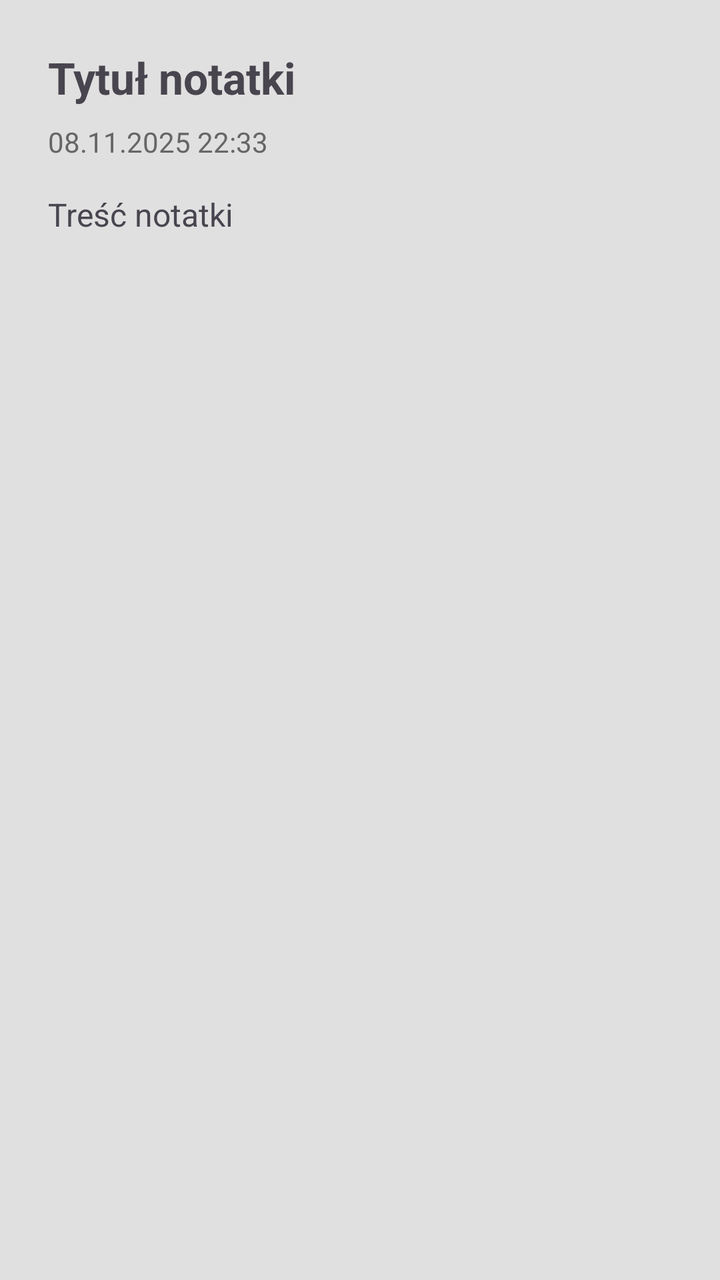
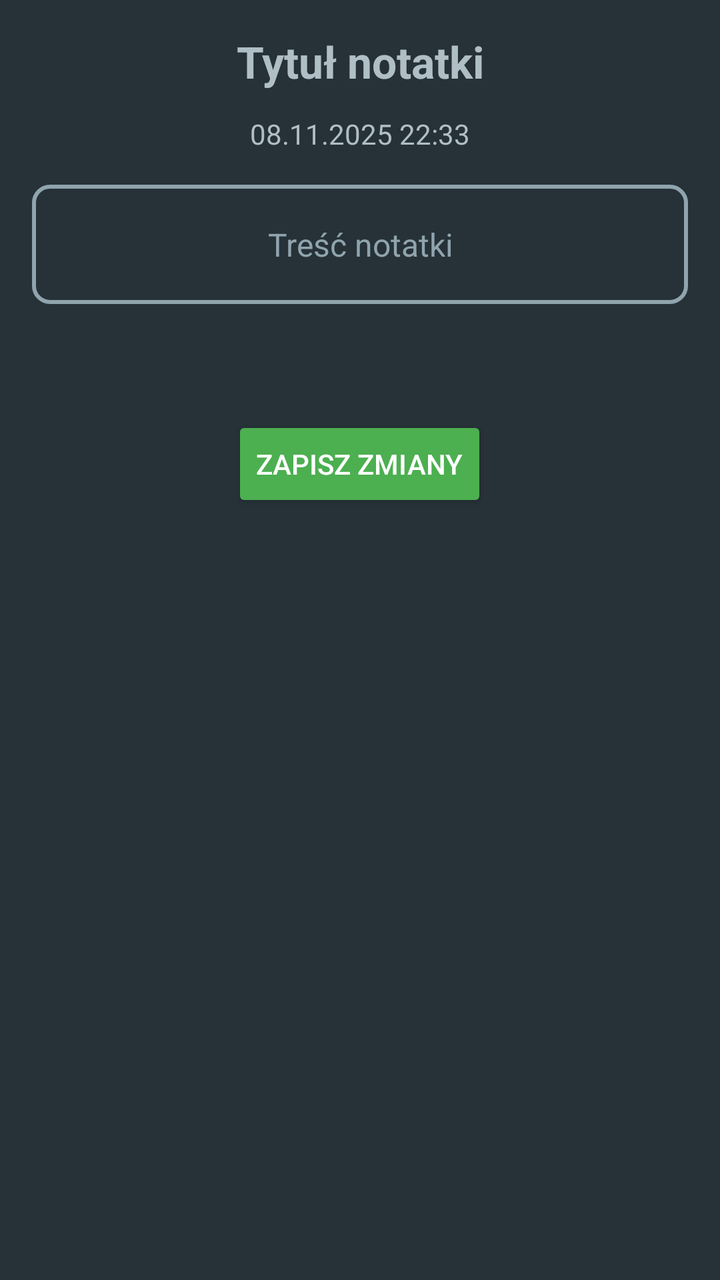

Before-and-after screenshots of an Android layout around one commit, followed by the original layout XML and the change that was made.
<!-- AndroidManifest.xml: application theme Theme.GigaNotatnik -->
<!-- res/layout/activity_note_detail.xml -->
<ScrollView xmlns:android="http://schemas.android.com/apk/res/android"
    android:layout_width="match_parent"
    android:layout_height="match_parent"
    android:padding="24dp">

    <LinearLayout
        android:layout_width="match_parent"
        android:layout_height="wrap_content"
        android:orientation="vertical">

        <TextView
            android:id="@+id/noteTitle"
            android:layout_width="match_parent"
            android:layout_height="wrap_content"
            android:text="Tytuł notatki"
            android:textSize="22sp"
            android:textStyle="bold"
            android:layout_marginBottom="8dp" />

        <TextView
            android:id="@+id/noteTimestamp"
            android:layout_width="match_parent"
            android:layout_height="wrap_content"
            android:text="08.11.2025 22:33"
            android:textSize="14sp"
            android:textColor="#666666"
            android:layout_marginBottom="16dp" />

        <TextView
            android:id="@+id/noteContent"
            android:layout_width="match_parent"
            android:layout_height="wrap_content"
            android:text="Treść notatki"
            android:textSize="16sp"
            android:layout_marginBottom="24dp" />

        <Button
            android:id="@+id/btnPlayAudio"
            android:layout_width="wrap_content"
            android:layout_height="wrap_content"
            android:text="Odtwórz audio"
            android:layout_marginBottom="16dp"
            android:visibility="gone" />

        <Button
            android:id="@+id/btnOpenLocation"
            android:layout_width="wrap_content"
            android:layout_height="wrap_content"
            android:text="Pokaż lokalizację"
            android:visibility="gone" />
    </LinearLayout>
</ScrollView>
<!-- resources referenced by this layout -->
<resources>
  <style name="Theme.GigaNotatnik" parent="Theme.Material3.Light.NoActionBar">
          <item name="android:windowBackground">@color/background_light</item>
          <item name="colorPrimary">@color/primary_light</item>
          <item name="colorSecondary">@color/primary_teal_light</item>
          <item name="colorOnPrimary">@color/text_on_button_light</item>
          <item name="colorSurface">@color/surface_light</item>
          <item name="colorOnSurface">@color/text_primary_light</item>
      </style>
  <color name="background_light">#E0E0E0</color>
  <color name="primary_light">#3A7F74</color>
  <color name="primary_teal_light">#2F6F63</color>
  <color name="text_on_button_light">#FFFFFF</color>
  <color name="surface_light">#D6D6D6</color>
  <color name="text_primary_light">#111111</color>
</resources>

<!-- the commit's change to res/layout/activity_note_detail.xml (unified diff, before → after) -->
@@ -1,52 +1,90 @@
+<?xml version="1.0" encoding="utf-8"?>
 <ScrollView xmlns:android="http://schemas.android.com/apk/res/android"
     android:layout_width="match_parent"
     android:layout_height="match_parent"
-    android:padding="24dp">
+    android:background="#263238"
+    android:padding="16dp">
 
     <LinearLayout
         android:layout_width="match_parent"
         android:layout_height="wrap_content"
-        android:orientation="vertical">
+        android:orientation="vertical"
+        android:gravity="center_horizontal">
 
-        <TextView
+        
+        <EditText
             android:id="@+id/noteTitle"
             android:layout_width="match_parent"
             android:layout_height="wrap_content"
-            android:text="Tytuł notatki"
+            android:gravity="center"
+            android:hint="Tytuł notatki"
             android:textSize="22sp"
+            android:textColor="#FFFFFF"
+            android:textColorHint="#B0BEC5"
             android:textStyle="bold"
-            android:layout_marginBottom="8dp" />
+            android:background="@android:color/transparent"
+            android:layout_marginBottom="12dp" />
 
+        
         <TextView
             android:id="@+id/noteTimestamp"
-            android:layout_width="match_parent"
+            android:layout_width="wrap_content"
             android:layout_height="wrap_content"
             android:text="08.11.2025 22:33"
             android:textSize="14sp"
-            android:textColor="#666666"
+            android:textColor="#B0BEC5"
             android:layout_marginBottom="16dp" />
 
-        <TextView
+        
+        <EditText
             android:id="@+id/noteContent"
             android:layout_width="match_parent"
             android:layout_height="wrap_content"
-            android:text="Treść notatki"
+            android:hint="Treść notatki"
+            android:minLines="3"
+            android:gravity="center"
             android:textSize="16sp"
-            android:layout_marginBottom="24dp" />
+            android:textColor="#ECEFF1"
+            android:textColorHint="#90A4AE"
+            android:background="@drawable/edittext_background_edit_text"
 
-        <Button
-            android:id="@+id/btnPlayAudio"
-            android:layout_width="wrap_content"
+            android:layout_marginBottom="32dp" />
+
+        
+        <LinearLayout
+            android:layout_width="match_parent"
             android:layout_height="wrap_content"
-            android:text="Odtwórz audio"
-            android:layout_marginBottom="16dp"
-            android:visibility="gone" />
+            android:orientation="vertical"
+            android:gravity="center_horizontal">
 
-        <Button
-            android:id="@+id/btnOpenLocation"
-            android:layout_width="wrap_content"
-            android:layout_height="wrap_content"
-            android:text="Pokaż lokalizację"
-            android:visibility="gone" />
+            <Button
+                android:id="@+id/btnPlayAudio"
+                android:layout_width="wrap_content"
+                android:layout_height="wrap_content"
+                android:text="Odtwórz audio"
+                android:visibility="gone"
+                android:backgroundTint="#546E7A"
+                android:textColor="#FFFFFF"
+                android:layout_marginBottom="12dp" />
+
+            <Button
+                android:id="@+id/btnOpenLocation"
+                android:layout_width="wrap_content"
+                android:layout_height="wrap_content"
+                android:text="Pokaż lokalizację"
+                android:visibility="gone"
+                android:backgroundTint="#546E7A"
+                android:textColor="#FFFFFF" />
+            <Button
+                android:id="@+id/btnSaveChanges"
+                android:layout_width="wrap_content"
+                android:layout_height="wrap_content"
+                android:text="Zapisz zmiany"
+                android:layout_marginTop="24dp"
+                android:backgroundTint="#4CAF50"
+                android:textColor="#FFFFFF" />
+
+
+        </LinearLayout>
     </LinearLayout>
 </ScrollView>
<!-- resource entries referenced after the edit -->
@@ -1,5 +1,14 @@
 <!-- resources referenced by this layout -->
 <resources>
+  <!-- drawable edittext_background_edit_text (drawable) -->
+  <?xml version="1.0" encoding="utf-8"?>
+  <shape xmlns:android="http://schemas.android.com/apk/res/android"
+      android:shape="rectangle">
+  
+      <solid android:color="@android:color/transparent" />
+      <stroke android:width="2dp" android:color="#90A4AE" />
+      <corners android:radius="8dp" />
+  </shape>
   <style name="Theme.GigaNotatnik" parent="Theme.Material3.Light.NoActionBar">
           <item name="android:windowBackground">@color/background_light</item>
           <item name="colorPrimary">@color/primary_light</item>
